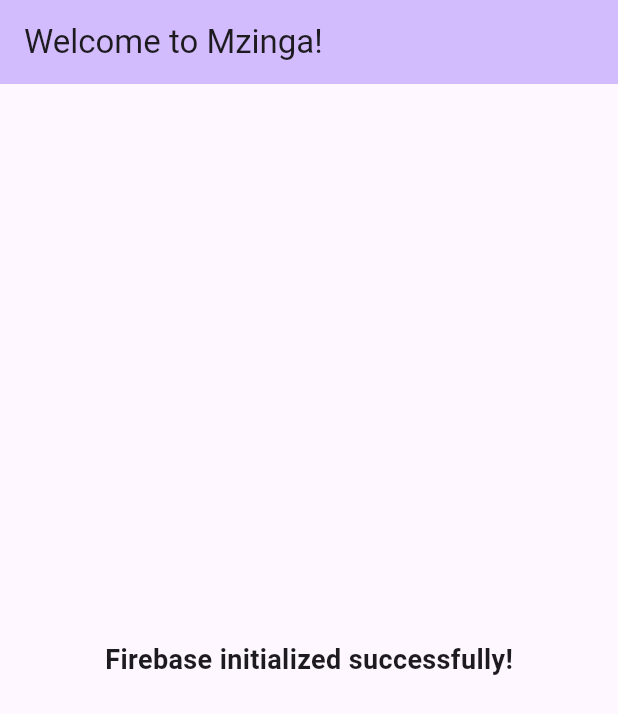
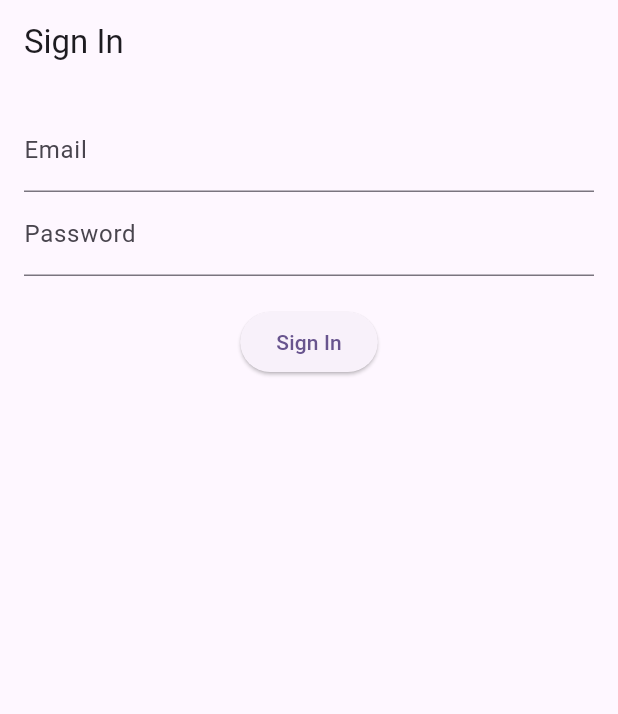
Before and after one commit to Kibet-g/mzinga, a Flutter app: the screen it shows after launch, on a phone screen of 412 x 824 dp. Shown: the top 714 px of the screen. Run offline on Flutter 3.47's test engine with Material 3 defaults, Android fonts, the light colour scheme and no system bars; our stand-ins replace firebase_auth, firebase_core; accounts and stored records are empty.

Commit message:
Made changes on our main.dart file

```diff
--- /dev/null
+++ b/lib/controllers/auth_controller.dart
@@ -0,0 +1,48 @@
+import 'package:firebase_auth/firebase_auth.dart';
+
+class AuthController {
+  final FirebaseAuth _auth = FirebaseAuth.instance;
+
+  // Sign Up Method
+  Future<User?> signUpWithEmailPassword(String email, String password) async {
+    try {
+      UserCredential userCredential = await _auth.createUserWithEmailAndPassword(
+        email: email,
+        password: password,
+      );
+      return userCredential.user;
+    } catch (e) {
+      print("Sign Up Error: $e");
+      return null;
+    }
+  }
+
+  // Sign In Method
+  Future<User?> signInWithEmailPassword(String email, String password) async {
+    try {
+      UserCredential userCredential = await _auth.signInWithEmailAndPassword(
+        email: email,
+        password: password,
+      );
+      return userCredential.user;
+    } catch (e) {
+      print("Sign In Error: $e");
+      return null;
+    }
+  }
+
+  // Sign Out Method
+  Future<void> signOut() async {
+    try {
+      await _auth.signOut();
+    } catch (e) {
+      print("Sign Out Error: $e");
+    }
+  }
+
+  // Get Current User
+  User? get currentUser => _auth.currentUser;
+
+  // Listen to Auth State Changes
+  Stream<User?> get authStateChanges => _auth.authStateChanges();
+}
--- a/lib/main.dart
+++ b/lib/main.dart
@@ -1,16 +1,16 @@
 import 'package:flutter/material.dart';
 import 'package:firebase_core/firebase_core.dart';
 import 'firebase_options.dart';
+import 'package:mzinga/views/auth/sign_in_screen.dart';
+import 'package:mzinga/views/auth/sign_up_screen.dart';
+import 'package:mzinga/views/home/home_screen.dart';
+import 'package:mzinga/controllers/auth_controller.dart';
+import 'package:firebase_auth/firebase_auth.dart';
+
 
 void main() async {
-  // Ensure Flutter bindings are initialized before Firebase
   WidgetsFlutterBinding.ensureInitialized();
-
-  // Initialize Firebase with options from firebase_options.dart
-  await Firebase.initializeApp(
-    options: DefaultFirebaseOptions.currentPlatform,
-  );
-
+  await Firebase.initializeApp(options: DefaultFirebaseOptions.currentPlatform);
   runApp(const MyApp());
 }
 
@@ -25,27 +25,23 @@
         colorScheme: ColorScheme.fromSeed(seedColor: Colors.deepPurple),
         useMaterial3: true,
       ),
-      home: const HomePage(),
+      home: StreamBuilder<User?>(
+        stream: FirebaseAuth.instance.authStateChanges(),
+        builder: (context, snapshot) {
+          if (snapshot.connectionState == ConnectionState.active) {
+            if (snapshot.hasData) {
+              return HomeScreen();
+            } else {
+              return const SignInScreen();
+            }
+          } else {
+            return const Center(child: CircularProgressIndicator());
+          }
+        },
+      ),
+      routes: {
+        '/signUp': (context) => const SignUpScreen(),
+      },
     );
   }
 }
-
-class HomePage extends StatelessWidget {
-  const HomePage({super.key});
-
-  @override
-  Widget build(BuildContext context) {
-    return Scaffold(
-      appBar: AppBar(
-        backgroundColor: Theme.of(context).colorScheme.inversePrimary,
-        title: const Text('Welcome to Mzinga!'),
-      ),
-      body: const Center(
-        child: Text(
-          'Firebase initialized successfully!',
-          style: TextStyle(fontSize: 18, fontWeight: FontWeight.bold),
-        ),
-      ),
-    );
-  }
-}
--- /dev/null
+++ b/lib/views/auth/sign_in_screen.dart
@@ -0,0 +1,58 @@
+// lib/views/auth/sign_in_screen.dart
+import 'package:flutter/material.dart';
+import 'package:mzinga/controllers/auth_controller.dart';
+
+class SignInScreen extends StatefulWidget {
+  const SignInScreen({Key? key}) : super(key: key);
+
+  @override
+  State<SignInScreen> createState() => _SignInScreenState();
+}
+
+class _SignInScreenState extends State<SignInScreen> {
+  final AuthController _authController = AuthController();
+  final TextEditingController _emailController = TextEditingController();
+  final TextEditingController _passwordController = TextEditingController();
+
+  Future<void> _signIn() async {
+    String email = _emailController.text.trim();
+    String password = _passwordController.text.trim();
+    var user = await _authController.signInWithEmailPassword(email, password);
+
+    if (user != null) {
+      Navigator.pushReplacementNamed(context, '/home');
+    } else {
+      ScaffoldMessenger.of(context).showSnackBar(
+        const SnackBar(content: Text("Sign In Failed")),
+      );
+    }
+  }
+
+  @override
+  Widget build(BuildContext context) {
+    return Scaffold(
+      appBar: AppBar(title: const Text("Sign In")),
+      body: Padding(
+        padding: const EdgeInsets.all(16.0),
+        child: Column(
+          children: [
+            TextField(
+              controller: _emailController,
+              decoration: const InputDecoration(labelText: "Email"),
+            ),
+            TextField(
+              controller: _passwordController,
+              decoration: const InputDecoration(labelText: "Password"),
+              obscureText: true,
+            ),
+            const SizedBox(height: 20),
+            ElevatedButton(
+              onPressed: _signIn,
+              child: const Text("Sign In"),
+            ),
+          ],
+        ),
+      ),
+    );
+  }
+}
```
Also changed, not shown: lib/views/auth/sign_up_screen.dart (added, +58 -0 lines), lib/views/home/home_screen.dart (added, +30 -0 lines).
